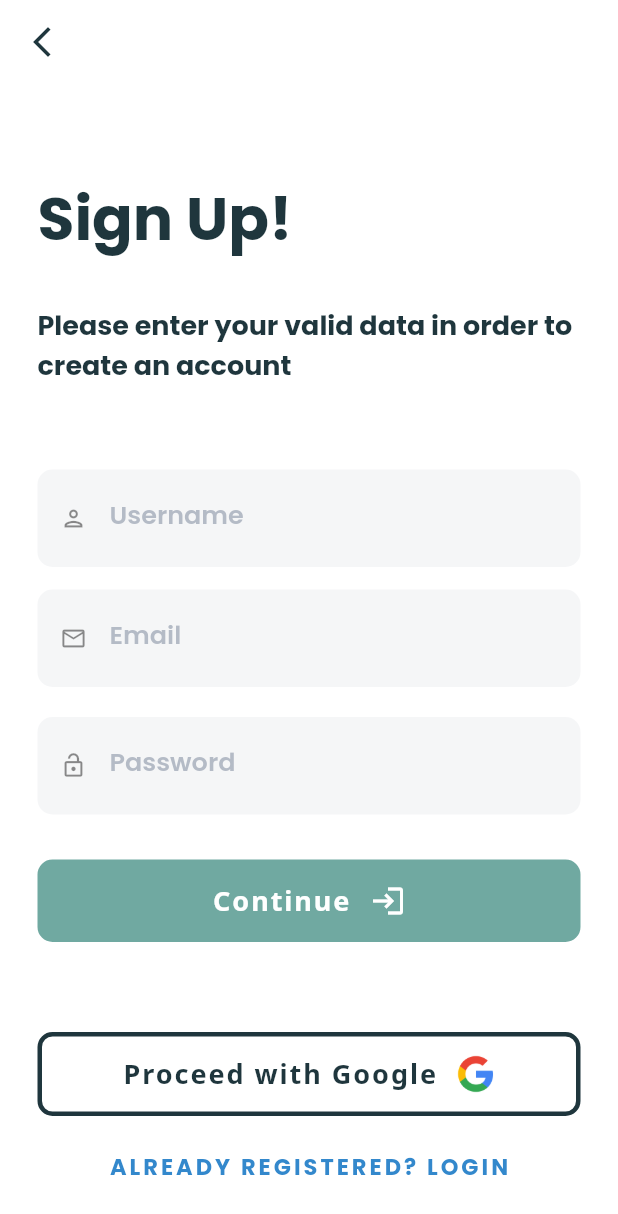
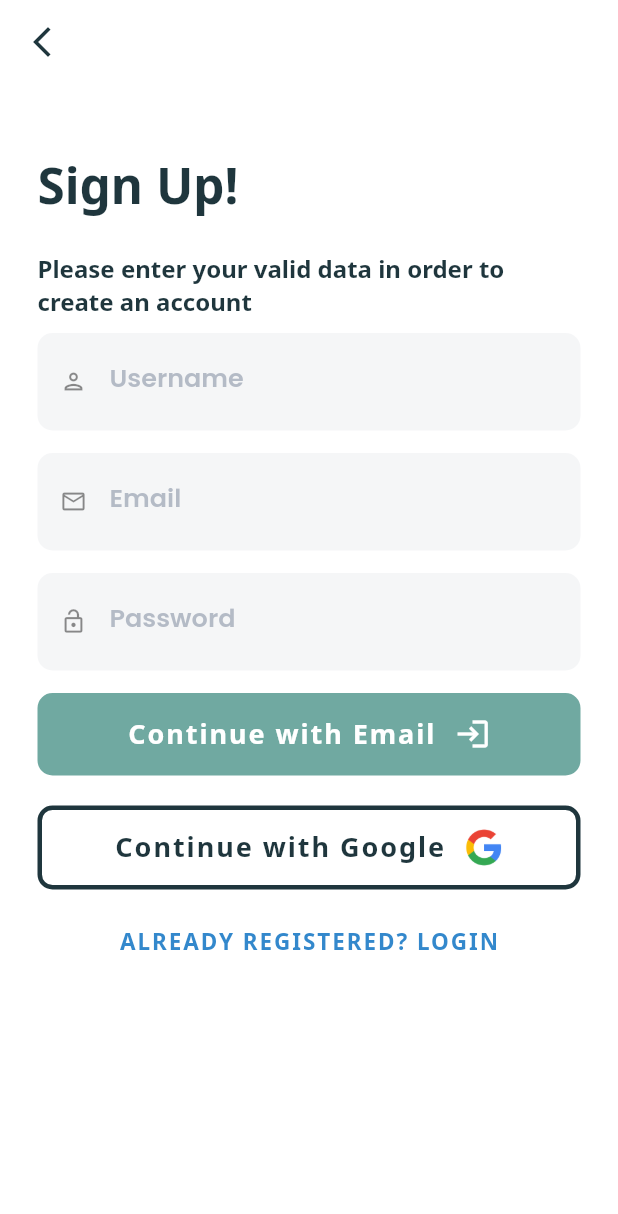
Before and after one commit to kiplangatbryan/msafi-mobi, a Flutter app: the LoginPageOptions screen opened by its route, after a tap on "Login", after a tap on "NOT SIGNED? IN REGISTER", on a phone screen of 412 x 824 dp. Shown: the top 1214 px of the screen. Run offline on Flutter 3.47's test engine with Material 2 defaults, Android fonts, the phone set to English and light mode, and no system bars; our stand-ins replace google_fonts, google_maps_flutter, google_sign_in, lottie, shared_preferences and 1 more; missing offline and left inert: dart:ffi, fab_circular_menu, fluid_bottom_nav_bar; accounts and stored records are empty; network calls fail.

Commit message:
fixing responsive layout

```diff
--- a/lib/main.dart
+++ b/lib/main.dart
@@ -3,6 +3,8 @@ import 'package:msafi_mobi/pages/Authentication/login/main.dart';
 import 'package:msafi_mobi/pages/Authentication/signup/login_options.dart';
 import 'package:msafi_mobi/pages/onboarding/main.dart';
 import 'package:msafi_mobi/pages/splash/main.dart';
+import 'package:msafi_mobi/pages/launderMarts/onboarding/pages/selection.dart';
+
 import 'package:msafi_mobi/providers/map.provider.dart';
 import 'package:msafi_mobi/providers/mart.provider.dart';
 import 'package:msafi_mobi/themes/settings.dart';
@@ -41,7 +43,7 @@ class _MyAppState extends State<MyApp> {
       title: "Msafi-Mobi",
       initialRoute: "/",
       routes: {
-        "/": (context) => const SplashScreen(),
+        "/": (context) => const ProductSelection(),
         "/user-onboarding": (context) => const OnboardingPage(),
         "/mart-onboarding": (context) => const BoardingRender(),
         "/login": (context) => const LoginPageOptions(),
--- a/lib/pages/Authentication/login/main.dart
+++ b/lib/pages/Authentication/login/main.dart
@@ -28,10 +28,10 @@ class _LoginPageOptionsState extends State<LoginPageOptions> {
   GoogleSignIn _googleSignIn = GoogleSignIn(
     // Optional clientId
     clientId:
-        '150386591318-81g42mric5rsimtmu1rcakn8eu7avu8s.apps.googleusercontent.com',
-    scopes: <String>[
+        '1040045272468-do114pg48n1p7sund8ds6u8g916f87v6.apps.googleusercontent.com',
+    scopes: [
       'email',
-      'password',
+      'https://www.googleapis.com/auth/contacts.readonly',
     ],
   );
 
@@ -43,23 +43,17 @@ class _LoginPageOptionsState extends State<LoginPageOptions> {
       setState(() {
         _currentUser = account;
       });
-      if (_currentUser != null) {
-        _handleGetContact(_currentUser!);
-      }
     });
+    // if already signed in automatically sign in
     _googleSignIn.signInSilently();
   }
 
-  _handleGetContact(GoogleSignInAccount user) {
-    print(user);
-  }
-
   Future<void> _handleSignIn() async {
-    await _googleSignIn.signIn().onError((error, stackTrace) => null);
-    // dynamic googleAuth = await googleUser?.authentication;
-
-    // print(googleUser.toString());
-    // print(googleAuth.toString());
+    try {
+      await _googleSignIn.signIn();
+    } catch (err) {
+      print(err);
+    }
   }
 
   Future<void> _handleSignOut() => _googleSignIn.disconnect();
@@ -98,6 +92,9 @@ class _LoginPageOptionsState extends State<LoginPageOptions> {
 
   _onSubmit() async {
     _updateStatus("Loading ...");
+
+    Navigator.of(context).pushNamed('/mart-onboarding');
+
     var url = Uri.parse('http://10.0.2.2:3000/v1/auth/login');
 
     try {
@@ -142,9 +139,20 @@ class _LoginPageOptionsState extends State<LoginPageOptions> {
       return Navigator.of(context).pop();
     }
 
+    // void _showSnackBar(String message) {
+    //   Scaffold.of(context).showSnackBar(SnackBar(
+    //     content: Text(message,
+    //         style: GoogleFonts.notoSans(
+    //           fontSize: 15,
+    //           color: kTextLight,
+    //         )),
+    //     duration: const Duration(milliseconds: 1000),
+    //   ));
+    // }
+
     final GoogleSignInAccount? user = _currentUser;
 
-    print(user);
+    // _showSnackBar(user.toString());
 
     return SafeArea(
       child: Scaffold(
@@ -177,16 +185,16 @@ class _LoginPageOptionsState extends State<LoginPageOptions> {
                         TextSpan(
                           text: "\nSign In!",
                           style: GoogleFonts.poppins(
-                            fontSize: 40,
+                            fontSize: 33,
                             fontWeight: FontWeight.bold,
                             color: kTextColor,
                           ),
                         ),
                         TextSpan(
                           text:
-                              "\n\nPlease enter your valid data in order to create an account",
-                          style: GoogleFonts.poppins(
-                            fontSize: 18,
+                              "\n\nPlease enter your valid data in order to sign in to account",
+                          style: GoogleFonts.notoSans(
+                            fontSize: 16,
                             fontWeight: FontWeight.bold,
                             color: kTextColor,
                           ),
@@ -201,39 +209,39 @@ class _LoginPageOptionsState extends State<LoginPageOptions> {
                     child: Column(
                       crossAxisAlignment: CrossAxisAlignment.start,
                       children: [
-                        RichText(
-                          textAlign: TextAlign.left,
-                          text: TextSpan(
-                            children: [
-                              TextSpan(
-                                text: "$errors\n",
-                                style: GoogleFonts.poppins(
-                                  fontSize: 15,
-                                  color: Colors.red,
-                                ),
-                              ),
-                            ],
-                          ),
-                        ),
+                        // RichText(
+                        //   textAlign: TextAlign.left,
+                        //   text: TextSpan(
+                        //     children: [
+                        //       TextSpan(
+                        //         text: "$errors\n",
+                        //         style: GoogleFonts.poppins(
+                        //           fontSize: 15,
+                        //           color: Colors.red,
+                        //         ),
+                        //       ),
+                        //     ],
+                        //   ),
+                        // ),
                         customTextField(
                           inputType: TextInputType.emailAddress,
-                          icon: Icon(Icons.mail_outline, size: 18),
+                          icon: const Icon(Icons.mail_outline, size: 18),
                           hint: "Enter Email Address",
                           label: "Email",
                           onChanged: _setEmail,
                           onSubmit: (val) {},
                           validator: (value) {
                             if (value == null || value.isEmpty) {
-                              return 'Please enter some text';
+                              return 'Enter a valid email address';
                             }
                             return null;
                           },
                         ),
-                        SizedBox(
-                          height: 20,
+                        const SizedBox(
+                          height: 15,
                         ),
-                        customTextField(
-                          icon: Icon(Icons.lock_open_outlined, size: 18),
+                        customPasswordField(
+                          icon: const Icon(Icons.lock_open_outlined, size: 18),
                           inputType: TextInputType.visiblePassword,
                           hint: "Enter Password",
                           label: "Password",
@@ -241,20 +249,25 @@ class _LoginPageOptionsState extends State<LoginPageOptions> {
                           onSubmit: (val) {},
                           validator: (value) {
                             if (value == null || value.isEmpty) {
-                              return 'Please enter some text';
+                              return "password is required";
+                            } else if (RegExp(r'/[a-zA-Z]/')
+                                        .firstMatch(value) !=
+                                    null ||
+                                RegExp(r'/\d/').firstMatch(value) != null) {
+                              return "Password must contain at least one letter and one number";
                             }
                             return null;
                           },
                         ),
-                        SizedBox(
-                          height: 30,
+                        const SizedBox(
+                          height: 15,
                         ),
                         customButton(
                           callback: _onSubmit,
                           role: "register",
                           title: status,
                         ),
-                        SizedBox(
+                        const SizedBox(
                           height: 10,
                         ),
                         Center(
@@ -262,9 +275,9 @@ class _LoginPageOptionsState extends State<LoginPageOptions> {
                             onPressed: () {},
                             child: Text(
                               "FORGOT PASSWORD",
-                              style: GoogleFonts.poppins(
+                              style: GoogleFonts.notoSans(
                                 fontSize: 15,
-                                letterSpacing: 2,
+                                letterSpacing: 1.3,
                                 fontWeight: FontWeight.bold,
                               ),
                             ),
@@ -274,41 +287,41 @@ class _LoginPageOptionsState extends State<LoginPageOptions> {
                     ),
                   ),
                   const SizedBox(
-                    height: 20,
+                    height: 10,
                   ),
                   Container(
                     decoration: BoxDecoration(
                       border: Border.all(
-                        color: kTextMediumColor.withOpacity(.3),
+                        color: kTextMediumColor.withOpacity(.1),
                         width: 1,
                       ),
                     ),
                   ),
-                  SizedBox(
-                    height: 40,
+                  const SizedBox(
+                    height: 15,
                   ),
                   customButton(
                     callback: _handleSignIn,
                     role: "login",
                     title: "Login with Google",
                   ),
-                  SizedBox(
-                    height: 10,
+                  const SizedBox(
+                    height: 15,
                   ),
                   Center(
                     child: TextButton(
                       onPressed: () => _NavigateToRegister(context),
                       child: Text(
                         "NOT SIGNED? IN REGISTER",
-                        style: GoogleFonts.poppins(
+                        style: GoogleFonts.notoSans(
                           fontSize: 15,
-                          letterSpacing: 2,
+                          letterSpacing: 1.3,
                           fontWeight: FontWeight.bold,
                         ),
                       ),
                     ),
                   ),
-                  SizedBox(
+                  const SizedBox(
                     height: 30,
                   ),
                 ],
--- a/lib/pages/Authentication/signup/login_options.dart
+++ b/lib/pages/Authentication/signup/login_options.dart
@@ -18,7 +18,7 @@ class SignUpPage extends StatefulWidget {
 
 class _SignUpPageState extends State<SignUpPage> {
   String errors = "";
-  String status = "Continue";
+  String status = "Continue with Email";
 
   final Map<String, String> user = {
     "email": "",
@@ -189,8 +189,8 @@ class _SignUpPageState extends State<SignUpPage> {
                       children: [
                         TextSpan(
                           text: "\nSign Up!",
-                          style: GoogleFonts.poppins(
-                            fontSize: 40,
+                          style: GoogleFonts.notoSans(
+                            fontSize: 33,
                             fontWeight: FontWeight.bold,
                             color: kTextColor,
                           ),
@@ -198,8 +198,8 @@ class _SignUpPageState extends State<SignUpPage> {
                         TextSpan(
                           text:
                               "\n\nPlease enter your valid data in order to create an account",
-                          style: GoogleFonts.poppins(
-                            fontSize: 18,
+                          style: GoogleFonts.notoSans(
+                            fontSize: 16,
                             fontWeight: FontWeight.bold,
                             color: kTextColor,
                           ),
@@ -214,23 +214,23 @@ class _SignUpPageState extends State<SignUpPage> {
                     child: Column(
                       crossAxisAlignment: CrossAxisAlignment.start,
                       children: [
-                        RichText(
-                          textAlign: TextAlign.left,
-                          text: TextSpan(
-                            children: [
-                              TextSpan(
-                                text: "$errors\n",
-                                style: GoogleFonts.poppins(
-                                  fontSize: 15,
-                                  color: Colors.red,
-                                ),
-                              ),
-                            ],
-                          ),
-                        ),
+                        // RichText(
+                        //   textAlign: TextAlign.left,
+                        //   text: TextSpan(
+                        //     children: [
+                        //       TextSpan(
+                        //         text: "$errors\n",
+                        //         style: GoogleFonts.poppins(
+                        //           fontSize: 15,
+                        //           color: Colors.red,
+                        //         ),
+                        //       ),
+                        //     ],
+                        //   ),
+                        // ),
                         customTextField(
                           inputType: TextInputType.name,
-                          icon: Icon(
+                          icon: const Icon(
                             Icons.person_outlined,
                             size: 18,
                           ),
@@ -240,33 +240,33 @@ class _SignUpPageState extends State<SignUpPage> {
                           onSubmit: (val) {},
                           validator: (value) {
                             if (value == null || value.isEmpty) {
-                              return 'Please enter some text';
+                              return 'Enter a valid username';
                             }
                             return null;
                           },
                         ),
-                        SizedBox(
+                        const SizedBox(
                           height: 15,
                         ),
                         customTextField(
                           inputType: TextInputType.emailAddress,
-                          icon: Icon(Icons.mail_outline, size: 18),
+                          icon: const Icon(Icons.mail_outline, size: 18),
                           hint: "Enter Email Address",
                           label: "Email",
                           onChanged: _setEmail,
                           onSubmit: (val) {},
                           validator: (value) {
                             if (value == null || value.isEmpty) {
-                              return 'Please enter some text';
+                              return 'Enter a valid Email';
                             }
                             return null;
                           },
                         ),
-                        SizedBox(
-                          height: 20,
+                        const SizedBox(
+                          height: 15,
                         ),
-                        customTextField(
-                          icon: Icon(Icons.lock_open_outlined, size: 18),
+                        customPasswordField(
+                          icon: const Icon(Icons.lock_open_outlined, size: 18),
                           inputType: TextInputType.visiblePassword,
                           hint: "Enter Password",
                           label: "Password",
@@ -279,16 +279,13 @@ class _SignUpPageState extends State<SignUpPage> {
                             return null;
                           },
                         ),
-                        SizedBox(
-                          height: 30,
+                        const SizedBox(
+                          height: 15,
                         ),
                         customButton(
                           callback: _onSubmit,
                           role: "register",
                           title: status,
-                        ),
-                        SizedBox(
-                          height: 10,
                         ),
                       ],
                     ),
@@ -296,15 +293,12 @@ class _SignUpPageState extends State<SignUpPage> {
                   const SizedBox(
                     height: 20,
                   ),
-                  SizedBox(
-                    height: 30,
-                  ),
                   customButton(
                     callback: _handleSignIn,
                     role: "login",
-                    title: "Proceed with Google",
+                    title: "Continue with Google",
                   ),
-                  SizedBox(
+                  const SizedBox(
                     height: 10,
                   ),
                   Center(
@@ -312,15 +306,15 @@ class _SignUpPageState extends State<SignUpPage> {
                       onPressed: () => _NavigateToLogin(context),
                       child: Text(
                         "ALREADY REGISTERED? LOGIN",
-                        style: GoogleFonts.poppins(
+                        style: GoogleFonts.notoSans(
                           fontSize: 15,
-                          letterSpacing: 2,
+                          letterSpacing: 1.3,
                           fontWeight: FontWeight.bold,
                         ),
                       ),
                     ),
                   ),
-                  SizedBox(
+                  const SizedBox(
                     height: 30,
                   ),
                 ],
--- a/lib/pages/launderMarts/onboarding/pages/basic.dart
+++ b/lib/pages/launderMarts/onboarding/pages/basic.dart
@@ -109,9 +109,9 @@ class _BasicInformationState extends State<BasicInformation> {
                   text: TextSpan(
                     children: [
                       TextSpan(
-                        text: "\n\nWelcome Partner\nLet's Build Together!",
+                        text: "\nWelcome Partner Let's Build Together!",
                         style: GoogleFonts.poppins(
-                          fontSize: 33,
+                          fontSize: 28,
                           fontWeight: FontWeight.bold,
                           color: kTextColor,
                         ),
@@ -120,7 +120,7 @@ class _BasicInformationState extends State<BasicInformation> {
                         text:
                             "\n\nPlease fill the infomation correctly to proceed\n",
                         style: GoogleFonts.poppins(
-                          fontSize: 18,
+                          fontSize: 16,
                           color: kTextColor,
                         ),
                       )
@@ -145,7 +145,7 @@ class _BasicInformationState extends State<BasicInformation> {
                   onChanged: (val) => _feedValues(key: "name", value: val),
                 ),
                 const SizedBox(
-                  height: 15,
+                  height: 10,
                 ),
                 customTextField(
                   hint: "Business Address",
@@ -177,7 +177,7 @@ class _BasicInformationState extends State<BasicInformation> {
                   },
                   label: "Tell us about Your Business",
                   inputType: TextInputType.multiline,
-                  minLines: 4,
+                  minLines: 3,
                   maxLines: null,
                   icon: const Icon(
                     Icons.description,
@@ -188,7 +188,7 @@ class _BasicInformationState extends State<BasicInformation> {
                       _feedValues(key: "description", value: val),
                 ),
                 const SizedBox(
-                  height: 40,
+                  height: 20,
                 ),
                 customButton(
                   title: "Continue",
```
Also changed, not shown: lib/pages/launderMarts/onboarding/pages/location.dart (+70 -12 lines), lib/pages/onboarding/components/btn_links.dart (+4 -4 lines), lib/pages/onboarding/components/onboard_view.dart (+11 -8 lines), lib/pages/onboarding/login_options.dart (+21 -17 lines), lib/pages/onboarding/main.dart (+29 -28 lines), lib/pages/splash/main.dart (+8 -21 lines).
